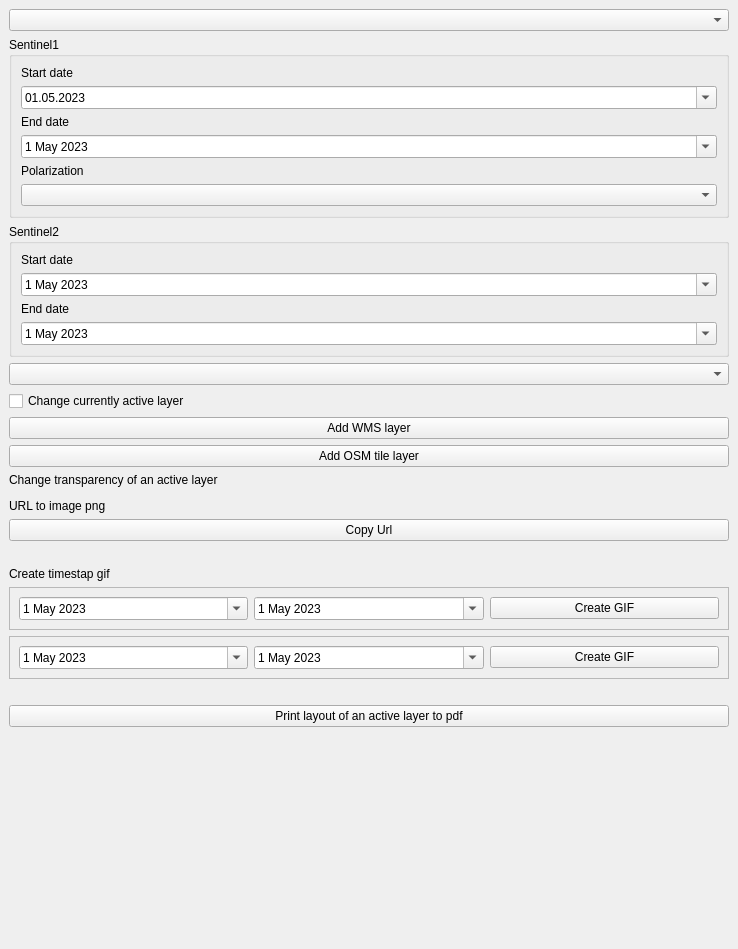
Before: the Qt Designer form sentinel_wms_dockwidget_base.ui in bojas144/sentinel_wms, drawn with Qt 5.
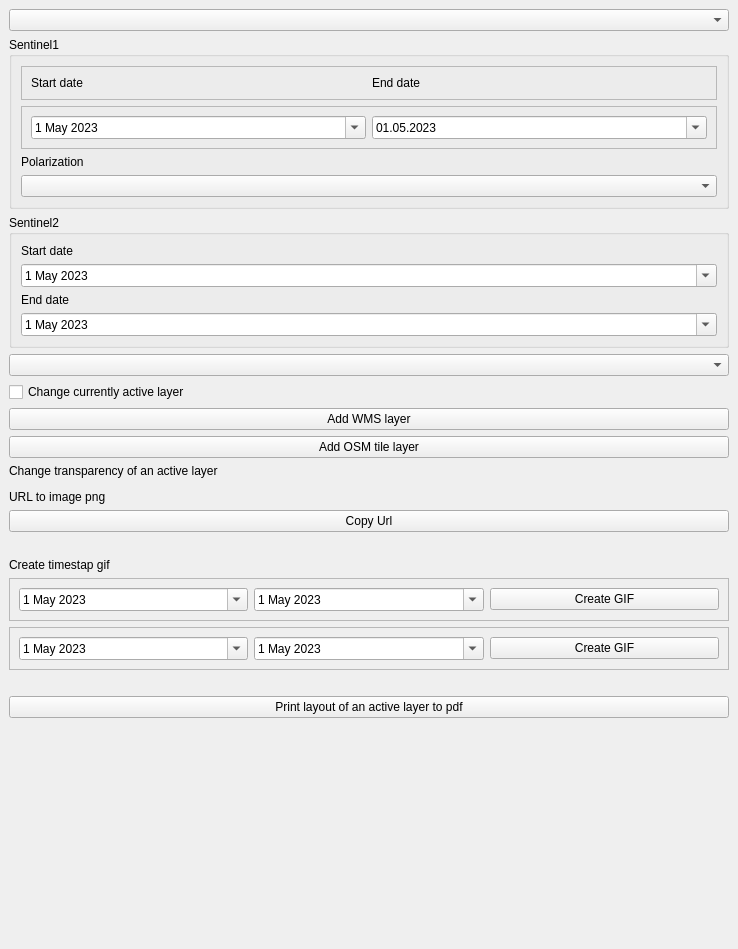
After: the same form once the commit is applied. Icons and pictures are not drawn. Custom widgets are drawn as their Qt base class.

Commit message: Changed urls for polarisation and change WmsUrl class

Patch:
```diff
--- a/sentinel_wms_dockwidget_base.ui
+++ b/sentinel_wms_dockwidget_base.ui
@@ -33,6 +33,15 @@
       </property>
       <layout class="QVBoxLayout" name="verticalLayout_2">
        <item>
+        <widget class="QFrame" name="frame_2">
+         <property name="frameShape">
+          <enum>QFrame::StyledPanel</enum>
+         </property>
+         <property name="frameShadow">
+          <enum>QFrame::Raised</enum>
+         </property>
+         <layout class="QHBoxLayout" name="horizontalLayout_4">
+          <item>
         <widget class="QLabel" name="label">
          <property name="text">
           <string>Start date</string>
@@ -40,6 +49,46 @@
         </widget>
        </item>
        <item>
+           <widget class="QLabel" name="label_2">
+            <property name="text">
+             <string>End date</string>
+            </property>
+           </widget>
+          </item>
+         </layout>
+        </widget>
+       </item>
+       <item>
+        <widget class="QFrame" name="frame">
+         <property name="frameShape">
+          <enum>QFrame::StyledPanel</enum>
+         </property>
+         <property name="frameShadow">
+          <enum>QFrame::Raised</enum>
+         </property>
+         <layout class="QHBoxLayout" name="horizontalLayout_3">
+          <item>
+           <widget class="QDateEdit" name="s1EndDate">
+            <property name="maximumDate">
+             <date>
+              <year>2023</year>
+              <month>5</month>
+              <day>5</day>
+             </date>
+            </property>
+            <property name="minimumDate">
+             <date>
+              <year>2023</year>
+              <month>5</month>
+              <day>1</day>
+             </date>
+            </property>
+            <property name="calendarPopup">
+             <bool>true</bool>
+            </property>
+           </widget>
+          </item>
+          <item>
         <widget class="QDateEdit" name="s1StartDate">
          <property name="minimumDateTime">
           <datetime>
@@ -66,32 +115,7 @@
          </property>
         </widget>
        </item>
-       <item>
-        <widget class="QLabel" name="label_2">
-         <property name="text">
-          <string>End date</string>
-         </property>
-        </widget>
-       </item>
-       <item>
-        <widget class="QDateEdit" name="s1EndDate">
-         <property name="maximumDate">
-          <date>
-           <year>2023</year>
-           <month>5</month>
-           <day>5</day>
-          </date>
-         </property>
-         <property name="minimumDate">
-          <date>
-           <year>2023</year>
-           <month>5</month>
-           <day>1</day>
-          </date>
-         </property>
-         <property name="calendarPopup">
-          <bool>true</bool>
-         </property>
+         </layout>
         </widget>
        </item>
        <item>
```
Lines whose indentation alone changed are shown as unchanged. The commit also changes 6 other files.
